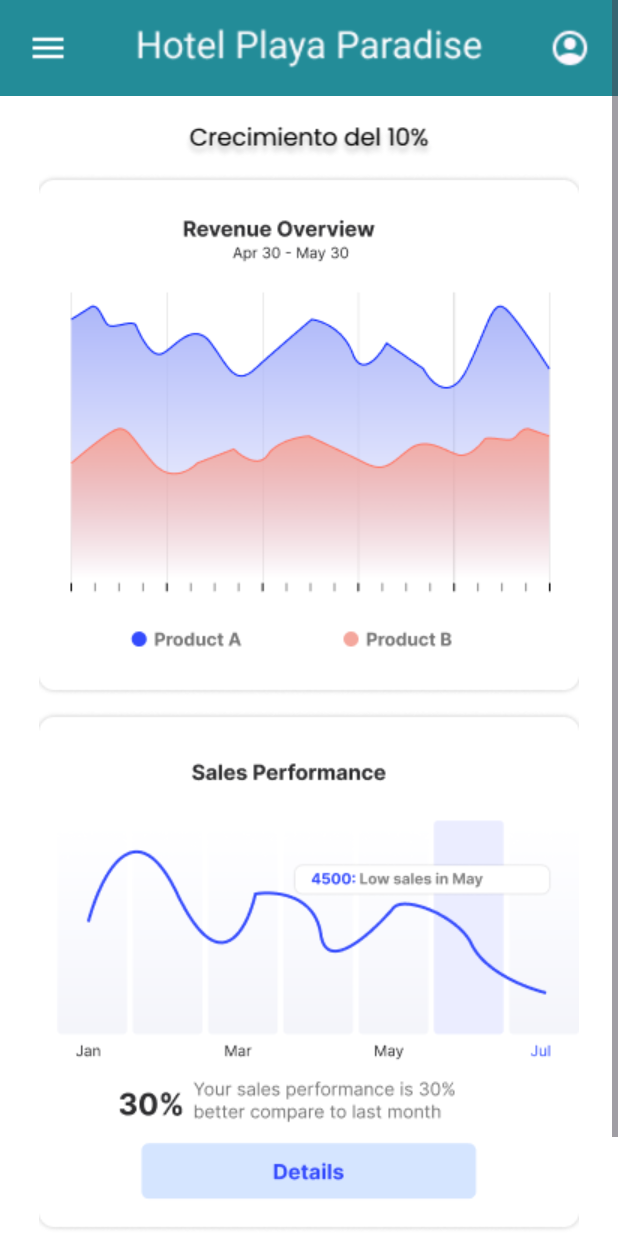
After one commit to damsito007/HotelPlayaParadise_AppMovil, an Android app: the Dashboard_grow_indicator screen opened directly, with no data from a screen before it, on a phone screen of 412 x 824 dp. The commit adds this screen. Run offline under Robolectric (Android 15) with nearby library versions, the phone set to English and light mode, and no system bars.

Commit message:
system change for the documents AndroidManisfest.xml and Strings.xml

```diff
--- a/app/src/main/AndroidManifest.xml
+++ b/app/src/main/AndroidManifest.xml
@@ -13,6 +13,9 @@
         android:theme="@style/Theme.HotelPlayaParadise_AppMovil"
         tools:targetApi="31">
         <activity
+            android:name=".Dashboard_grow_indicator"
+            android:exported="false" />
+        <activity
             android:name=".Principal_Menu"
             android:exported="false" />
         <activity
--- /dev/null
+++ b/app/src/main/java/com/example/hotelplayaparadise_appmovil/Dashboard_grow_indicator.kt
@@ -0,0 +1,20 @@
+package com.example.hotelplayaparadise_appmovil
+
+import android.os.Bundle
+import androidx.activity.enableEdgeToEdge
+import androidx.appcompat.app.AppCompatActivity
+import androidx.core.view.ViewCompat
+import androidx.core.view.WindowInsetsCompat
+
+class Dashboard_grow_indicator : AppCompatActivity() {
+    override fun onCreate(savedInstanceState: Bundle?) {
+        super.onCreate(savedInstanceState)
+        enableEdgeToEdge()
+        setContentView(R.layout.activity_dashboard_grow_indicator)
+        ViewCompat.setOnApplyWindowInsetsListener(findViewById(R.id.main)) { v, insets ->
+            val systemBars = insets.getInsets(WindowInsetsCompat.Type.systemBars())
+            v.setPadding(systemBars.left, systemBars.top, systemBars.right, systemBars.bottom)
+            insets
+        }
+    }
+}
--- /dev/null
+++ b/app/src/main/res/layout/activity_dashboard_grow_indicator.xml
@@ -0,0 +1,66 @@
+<?xml version="1.0" encoding="utf-8"?>
+<androidx.constraintlayout.widget.ConstraintLayout xmlns:android="http://schemas.android.com/apk/res/android"
+    xmlns:app="http://schemas.android.com/apk/res-auto"
+    xmlns:tools="http://schemas.android.com/tools"
+    android:id="@+id/main"
+    android:layout_width="match_parent"
+    android:layout_height="match_parent"
+    tools:context=".Dashboard_grow_indicator">
+
+    <ScrollView
+        android:layout_width="match_parent"
+        android:layout_height="match_parent"
+        android:fillViewport="true">
+
+        <LinearLayout
+            android:layout_width="match_parent"
+            android:layout_height="wrap_content"
+            android:orientation="vertical"
+            android:background="@android:color/white">
+
+            <!-- Top App Bar (Representa la barra superior) -->
+            <ImageView
+                android:id="@+id/imageView"
+                android:layout_width="match_parent"
+                android:layout_height="wrap_content"
+                android:contentDescription="@string/topnar"
+                android:scaleType="centerCrop"
+                android:src="@drawable/top_app_bar" />
+
+            <ImageView
+                android:id="@+id/imageView5"
+                android:layout_width="match_parent"
+                android:layout_height="wrap_content"
+                android:contentDescription="@string/growpercent"
+                app:srcCompat="@drawable/crecimiento_del_10_"
+                android:layout_marginTop="20dp"/>
+
+            <ImageView
+                android:id="@+id/imageView6"
+                android:layout_width="match_parent"
+                android:layout_height="wrap_content"
+                android:contentDescription="@string/graph16"
+                app:srcCompat="@drawable/graph_16"
+                android:layout_marginTop="10dp"/>
+
+            <ImageView
+                android:id="@+id/imageView7"
+                android:layout_width="match_parent"
+                android:layout_height="wrap_content"
+                android:contentDescription="@string/graph13"
+                app:srcCompat="@drawable/graph_13"
+                android:layout_marginTop="10dp"/>
+
+            <ImageView
+                android:id="@+id/imageView8"
+                android:layout_width="match_parent"
+                android:layout_height="wrap_content"
+                android:contentDescription="@string/footer2"
+                app:srcCompat="@drawable/footer"
+                android:layout_marginTop="10dp"/>
+
+        </LinearLayout>
+
+    </ScrollView>
+
+</androidx.constraintlayout.widget.ConstraintLayout>
--- a/app/src/main/res/values/strings.xml
+++ b/app/src/main/res/values/strings.xml
@@ -4,4 +4,8 @@
     <string name="wordmenu">WordMenu</string>
     <string name="principalmenu">PrincipalMenu</string>
     <string name="footer">footer</string>
+    <string name="growpercent">growpercent</string>
+    <string name="graph16">graph16</string>
+    <string name="graph13">graph13</string>
+    <string name="footer2">footer</string>
 </resources>
```
